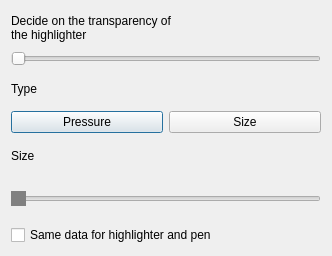
First picture: the form in src/touch/highlighter/highlighter.ui, repository giacomogroppi/writernote-qt, before the edit.
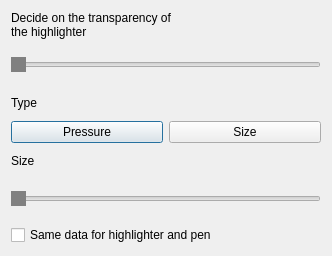
Second picture: the form after the edit.

```diff
--- a/src/touch/highlighter/highlighter.ui
+++ b/src/touch/highlighter/highlighter.ui
@@ -31,7 +31,20 @@
    <item>
     <widget class="QSlider" name="slider_alfa">
      <property name="styleSheet">
-      <string notr="true"/>
+      <string notr="true">.QSlider {
+    min-height: 40px;
+    max-height: 40px;
+}
+
+
+
+.QSlider::handle:horizontal {
+    background: gray;
+    border: 5px solid gray;
+    width: 25px;
+    height: 50px;
+    margin: -12px -24px;
+}</string>
      </property>
      <property name="orientation">
       <enum>Qt::Horizontal</enum>
```
